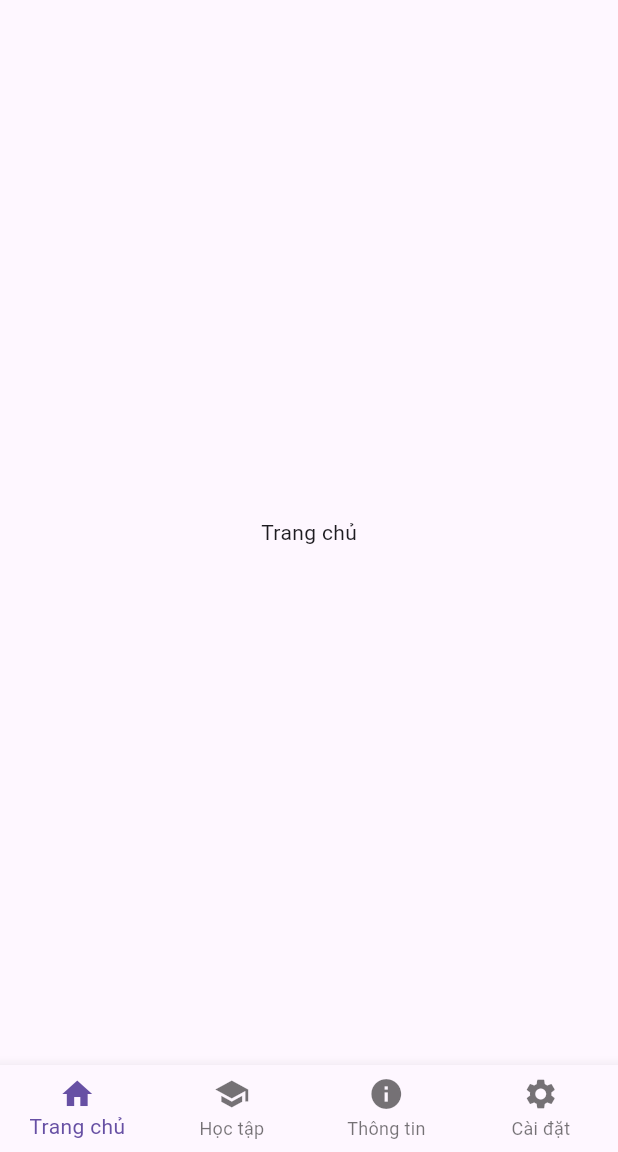
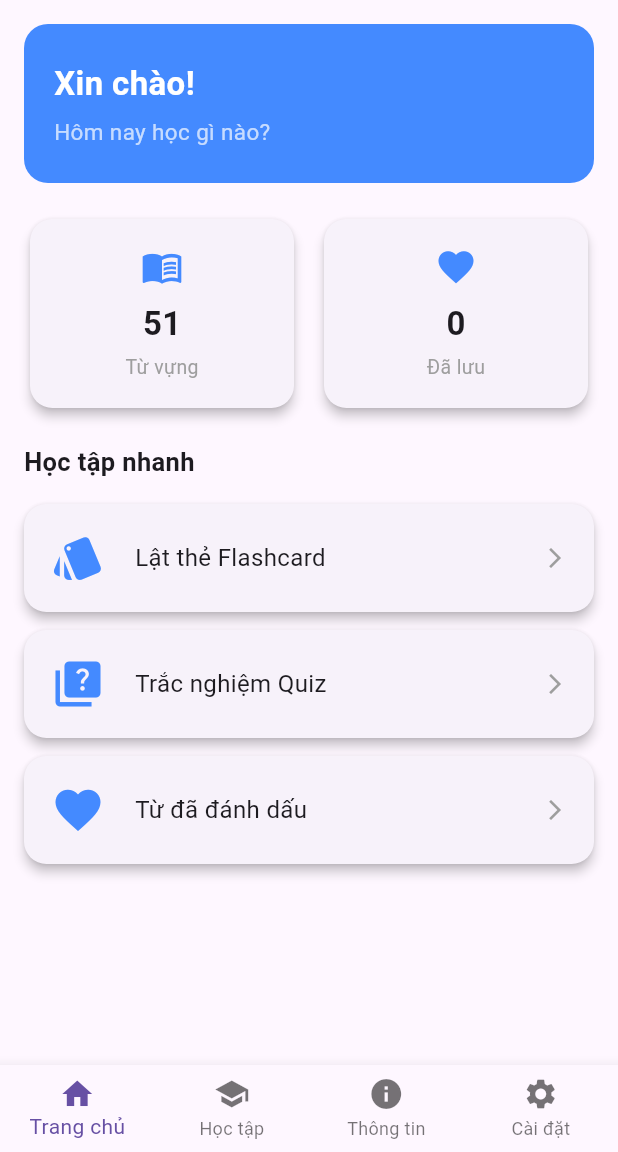
Before and after one commit to hahiep205/2025_2_LTTBDD_N02_Nhom_11, a Flutter app: the screen it shows after launch, on a phone screen of 412 x 824 dp, the part 84-1236 px from its top. Run offline on Flutter 3.47's test engine with Material 3 defaults, Android fonts, the phone set to English and light mode, and no system bars.

Commit message:
Thêm trang home

```diff
--- a/lib/main.dart
+++ b/lib/main.dart
@@ -6,6 +6,7 @@ import 'screens/study-flashcard-menu.dart';
 import 'screens/study-saved.dart';
 import 'screens/study-quiz.dart';
 import 'data/vocabulary_data.dart';
+import 'screens/home_screen.dart';
 
 void main() {
   runApp(
@@ -71,10 +72,18 @@ class _HomeState extends State<Home> {
       body: IndexedStack(
         index: stt,
         children: [
-          // INDEX 0: TRANG CHỦ
-          const Center(child: Text('Trang chủ')),
+          // TRANG CHỦ
+          HomeScreen(
+            tuvung: tuvung,
+            onNavigateStudy: (mode) {
+              setState(() {
+                stt = 1; // chuyển sang tab Học tập
+                study = mode; // chọn đúng mode
+              });
+            },
+          ),
 
-          // INDEX 1: TRANG STUDY
+          // TRANG STUDY
           Padding(
             padding: const EdgeInsets.all(10),
             child: study == 0
@@ -330,10 +339,10 @@ class _HomeState extends State<Home> {
                 : const SizedBox(),
           ),
 
-          // INDEX 2: TRANG THÔNG TIN
+          // TRANG THÔNG TIN
           const AboutScreen(),
 
-          // INDEX 3: TRANG CÀI ĐẶT
+          // TRANG CÀI ĐẶT
           SettingsScreen(
             thongbao: thongbao,
             tienganh: tienganh,
--- /dev/null
+++ b/lib/screens/home_screen.dart
@@ -0,0 +1,143 @@
+import 'package:flutter/material.dart';
+
+class HomeScreen extends StatelessWidget {
+  final Map tuvung;
+  final Function(int) onNavigateStudy;
+
+  const HomeScreen({
+    super.key,
+    required this.tuvung,
+    required this.onNavigateStudy,
+  });
+
+  int get tongtuvung =>
+      tuvung.values.fold(0, (sum, list) => sum + (list as List).length);
+
+  int get tongdaluu => tuvung.values
+      .expand((list) => list as List)
+      .where((w) => w['saved'] == true)
+      .length;
+
+  Widget studycount(String value, String label, IconData icon) {
+    return Expanded(
+      child: Card(
+        elevation: 3,
+        shape: RoundedRectangleBorder(
+          borderRadius: BorderRadius.circular(15),
+        ),
+        child: Padding(
+          padding: const EdgeInsets.symmetric(vertical: 18),
+          child: Column(
+            children: [
+              Icon(icon, color: Colors.blueAccent, size: 28),
+              const SizedBox(height: 8),
+              Text(
+                value,
+                style: const TextStyle(
+                  fontSize: 22,
+                  fontWeight: FontWeight.bold,
+                ),
+              ),
+              const SizedBox(height: 4),
+              Text(
+                label,
+                style: const TextStyle(fontSize: 13, color: Colors.grey),
+              ),
+            ],
+          ),
+        ),
+      ),
+    );
+  }
+
+  Widget studyquick(IconData icon, String text, int mode) {
+    return GestureDetector(
+      onTap: () => onNavigateStudy(mode),
+      child: Card(
+        elevation: 3,
+        shape: RoundedRectangleBorder(
+          borderRadius: BorderRadius.circular(15),
+        ),
+        margin: const EdgeInsets.symmetric(vertical: 6),
+        child: Padding(
+          padding: const EdgeInsets.all(18),
+          child: Row(
+            children: [
+              Icon(icon, size: 36, color: Colors.blueAccent),
+              const SizedBox(width: 20),
+              Text(text, style: const TextStyle(fontSize: 16)),
+              const Spacer(),
+              const Icon(
+                Icons.arrow_forward_ios,
+                size: 16,
+                color: Colors.grey,
+              ),
+            ],
+          ),
+        ),
+      ),
+    );
+  }
+
+  @override
+  Widget build(BuildContext context) {
+    return SingleChildScrollView(
+      padding: const EdgeInsets.all(16),
+      child: Column(
+        crossAxisAlignment: CrossAxisAlignment.start,
+        children: [
+          Container(
+            width: double.infinity,
+            padding: const EdgeInsets.symmetric(
+              horizontal: 20,
+              vertical: 24,
+            ),
+            decoration: BoxDecoration(
+              color: Colors.blueAccent,
+              borderRadius: BorderRadius.circular(16),
+            ),
+            child: const Column(
+              crossAxisAlignment: CrossAxisAlignment.start,
+              children: [
+                Text(
+                  'Xin chào!',
+                  style: TextStyle(
+                    fontSize: 22,
+                    fontWeight: FontWeight.bold,
+                    color: Colors.white,
+                  ),
+                ),
+                SizedBox(height: 6),
+                Text(
+                  'Hôm nay học gì nào?',
+                  style: TextStyle(fontSize: 15, color: Colors.white70),
+                ),
+              ],
+            ),
+          ),
+
+          const SizedBox(height: 20),
+
+          Row(
+            children: [
+              studycount('$tongtuvung', 'Từ vựng', Icons.menu_book),
+              const SizedBox(width: 12),
+              studycount('$tongdaluu', 'Đã lưu', Icons.favorite),
+            ],
+          ),
+
+          const SizedBox(height: 20),
+
+          const Text(
+            'Học tập nhanh',
+            style: TextStyle(fontSize: 17, fontWeight: FontWeight.bold),
+          ),
+          const SizedBox(height: 10),
+          studyquick(Icons.style, 'Lật thẻ Flashcard', 1),
+          studyquick(Icons.quiz, 'Trắc nghiệm Quiz', 2),
+          studyquick(Icons.favorite, 'Từ đã đánh dấu', 3),
+        ],
+      ),
+    );
+  }
+}
```
